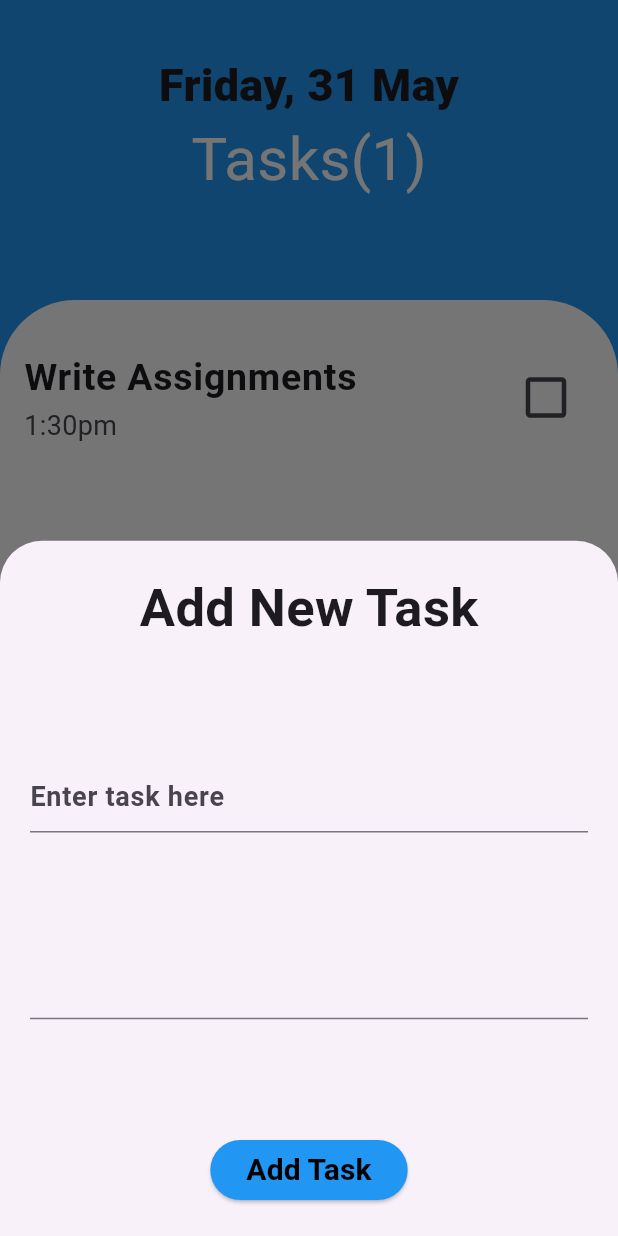
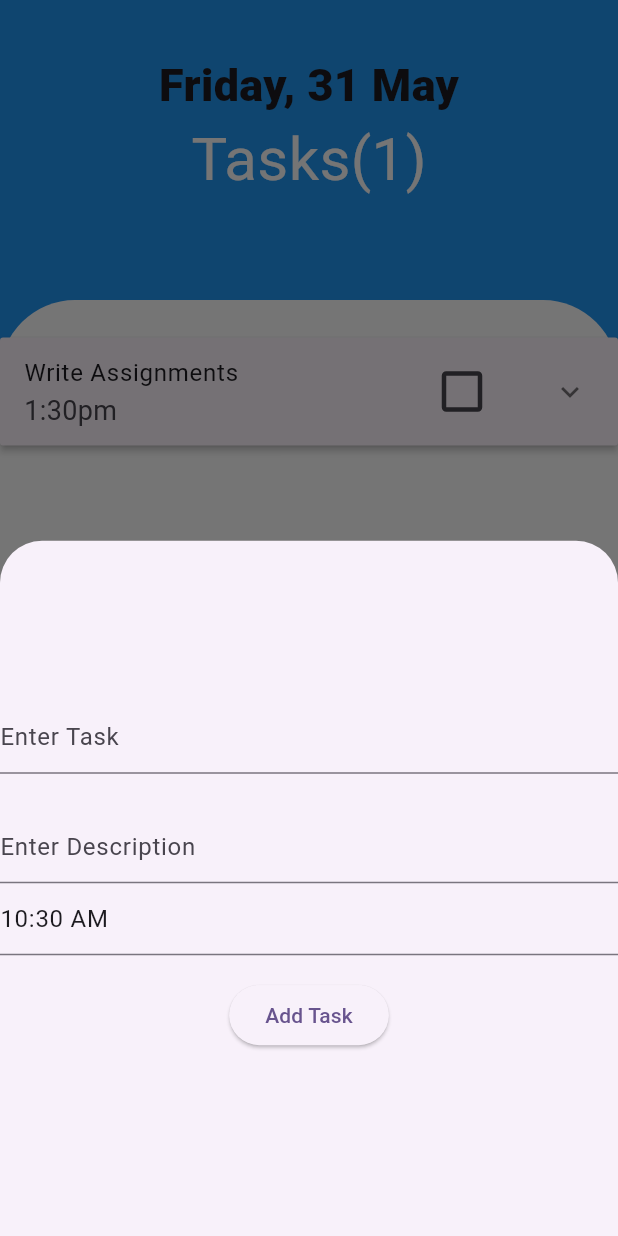
Before and after one commit to henry-dura/Todo-App-using-BLoC, a Flutter app: the screen it shows after launch, after a tap on the "add" icon, on a phone screen of 412 x 824 dp. Run offline on Flutter 3.47's test engine with Material 3 defaults, Android fonts, the phone set to English and light mode, and no system bars; our stand-ins replace bloc, equatable, flutter_bloc.

Commit message:
Add checkBox and Expansion functionality

```diff
--- a/lib/Models/task_model.dart
+++ b/lib/Models/task_model.dart
@@ -1,11 +1,36 @@
 import 'package:equatable/equatable.dart';
+import 'package:uuid/uuid.dart';
 
 class Task {
   String id;
   String name;
+  String description;
   bool isChecked;
+  bool isExpanded;
   String time;
-  Task({required this.id, required this.name, this.isChecked = false,required this.time});
+  Task({ required this.name, this.isChecked = false,this.isExpanded = false,required this.time, required this.description}):id = Uuid().v4();
+
+  void toggleCheck(){
+    isChecked = !isChecked;
+  }
+
+  Task copyWith({
+    String? id,
+    String ?description,
+    String? name,
+    bool? isChecked,
+    bool? isExpanded,
+    String ?time,
+  }) {
+    return Task(
+      name: name ?? this.name,
+      isChecked: isChecked ?? this.isChecked,
+      isExpanded: isExpanded ?? this.isExpanded,
+      description: description??this.description,
+      time: time??this.time,
+
+    );
+  }
 
   // @override
   // // TODO: implement props
--- a/lib/bloc/task_event.dart
+++ b/lib/bloc/task_event.dart
@@ -9,6 +9,24 @@ class TaskCheckedEvent extends TaskEvent{}
 
 class AddTaskButtonClicked extends TaskEvent{}
 
+class CheckButtonClicked extends TaskEvent{
+  String id;
+  CheckButtonClicked( this.id);
+
+  @override
+  // TODO: implement props
+  List<Object?> get props => [id];
+}
+
+class ExpansionClicked extends TaskEvent{
+  String id;
+  ExpansionClicked( this.id);
+
+  @override
+  // TODO: implement props
+  List<Object?> get props => [id];
+}
+
 class AddTaskEvent extends TaskEvent{
   final Task newTask;
    AddTaskEvent( this.newTask);
@@ -18,6 +36,13 @@ class AddTaskEvent extends TaskEvent{
   List<Object?> get props => [newTask];
 }
 
-class RemoveTask extends TaskEvent{}
+class RemoveTask extends TaskEvent{
+  String id;
+  RemoveTask( this.id);
+
+  @override
+  // TODO: implement props
+  List<Object?> get props => [id];
+}
 
 class EditTask extends TaskEvent{}
--- a/lib/bloc/task_state.dart
+++ b/lib/bloc/task_state.dart
@@ -21,6 +21,8 @@ final class TaskLoaded extends TaskState {
 }
 
 
+
+
 class AddTaskFloatButtonNavigate extends TaskActionState{}
 
 // class TaskAddedNotificationSnackBar extends TaskActionState{}
--- a/lib/pages/home_page.dart
+++ b/lib/pages/home_page.dart
@@ -12,10 +12,48 @@ class HomePage extends StatefulWidget {
 }
 
 class _HomePageState extends State<HomePage> {
+  final GlobalKey<FormState> _formKey = GlobalKey<FormState>();
+  final _taskController = TextEditingController();
+  final _taskDescriptionController = TextEditingController();
+  late TimeOfDay _selectedTime;
+  final _timeController = TextEditingController();
+
   @override
   void initState() {
     super.initState();
     context.read<TaskBloc>().add(LoadTaskEvent());
+    _selectedTime = TimeOfDay.now();
+  }
+
+  @override
+  void didChangeDependencies() {
+    super.didChangeDependencies();
+    // Set initial time in controller after context is available
+    _timeController.text = _selectedTime!.format(context);
+  }
+
+  @override
+  void dispose() {
+    // Dispose the time controller
+    super.dispose();
+    _timeController.dispose();
+    _taskController.dispose();
+    _taskDescriptionController.dispose();
+  }
+
+  Future<void> _selectTime(BuildContext context) async {
+    final TimeOfDay? picked = await showTimePicker(
+      context: context,
+      initialTime: _selectedTime,
+    );
+
+    if (picked != null && picked != _selectedTime) {
+      setState(() {
+        _selectedTime = picked;
+        _timeController.text =
+            _selectedTime!.format(context); // Update the text field
+      });
+    }
   }
 
   @override
@@ -30,52 +68,6 @@ class _HomePageState extends State<HomePage> {
       listenWhen: (previous, current) => current is TaskActionState,
       listener: (context, state) {
         // TODO: implement listener
-        if (state is AddTaskFloatButtonNavigate) {
-          // showModalBottomSheet(
-          //     context: context,
-          //     builder: (BuildContext context) {
-          //       return Container(
-          //         padding: EdgeInsets.all(20),
-          //         child: Column(
-          //           mainAxisAlignment: MainAxisAlignment.spaceBetween,
-          //           children: [
-          //             Text(
-          //               'Add New Task',
-          //               style: TextStyle(fontSize: 35, fontWeight: FontWeight.w600),
-          //             ),
-          //             TextField(
-          //               decoration: InputDecoration(
-          //                 hintText: 'Enter task here',
-          //               ),
-          //               style: TextStyle(fontSize: 18, fontWeight: FontWeight.bold),
-          //               onSubmitted: (val) {
-          //                 // newTask = val;
-          //               },
-          //             ),
-          //             TextField(),
-          //             ElevatedButton(
-          //               style: ElevatedButton.styleFrom(
-          //                 backgroundColor: Colors.blue,
-          //                 // Set your desired background color here
-          //               ),
-          //               onPressed: () {
-          //                 taskBloc.add(AddTaskEvent(Task(name: 'Added newly', time: '9:30pm'),));
-          //                 // print(newTask);
-          //                 Navigator.pop(context);
-          //               },
-          //               child: Text(
-          //                 'Add Task',
-          //                 style: TextStyle(
-          //                     color: Colors.black,
-          //                     fontWeight: FontWeight.bold,
-          //                     fontSize: 20),
-          //               ),
-          //             )
-          //           ],
-          //         ),
-          //       );
-          //     });
-        }
       },
       builder: (context, state) {
         if (state is TaskLoaded) {
@@ -115,24 +107,20 @@ class _HomePageState extends State<HomePage> {
                         child: ListView.builder(
                             itemCount: successState.tasks.length,
                             itemBuilder: (BuildContext context, int index) {
-                              final task = successState.tasks;
+                              final task = successState.tasks[index];
+                              return ExpansionPanelList(
+                                expansionCallback:
+                                    (int panelIndex, bool isExpanded) {
+                                  taskBloc.add(ExpansionClicked(task.id));
+                                },
+                                children: [
+                                  ExpansionPanel(
+                                    headerBuilder: (BuildContext context,
+                                        bool isExpanded) {
                                       return ListTile(
-                                title: Text(
-                                  task[index].name,
-                                  style: TextStyle(
-                                      fontSize: 25,
-                                      fontWeight: FontWeight.w700,
-                                      decoration: task[index].isChecked
-                                          ? TextDecoration.lineThrough
-                                          : null,
-                                      decorationColor: Colors.red,
-                                      decorationThickness: 3,
-                                      fontStyle: task[index].isChecked
-                                          ? FontStyle.italic
-                                          : null),
-                                ),
+                                        title: Text(task.name),
                                         subtitle: Text(
-                                  task[index].time,
+                                        task.time,
                                         style: TextStyle(
                                           fontSize: 18,
                                         ),
@@ -140,14 +128,35 @@ class _HomePageState extends State<HomePage> {
                                         trailing: Transform.scale(
                                           scale: 1.5,
                                           child: Checkbox(
-                                    value: task[index].isChecked,
+                                            value: task.isChecked,
                                             onChanged: (_) {
-                                      setState(() {
-                                        !(task[index].isChecked);
-                                      });
+                                              taskBloc.add(CheckButtonClicked(task.id));
                                             },
                                           ),
                                         ),
+                                      );
+                                    },
+                                    body: ListTile(
+                                      title: Text(
+                                        task.description,
+                                        // style: TextStyle(
+                                        //     fontSize: 25,
+                                        //     fontWeight: FontWeight.w700,
+                                        //     decoration: task.isChecked
+                                        //         ? TextDecoration.lineThrough
+                                        //         : null,
+                                        //     decorationColor: Colors.red,
+                                        //     decorationThickness: 3,
+                                        //     fontStyle: task.isChecked
+                                        //         ? FontStyle.italic
+                                        //         : null),
+                                      ),
+
+
+                                    ),
+                                    isExpanded: task.isExpanded,
+                                  )
+                                ],
                               );
                             })),
                   )),
@@ -160,56 +169,88 @@ class _HomePageState extends State<HomePage> {
                         showModalBottomSheet(
                             context: context,
                             builder: (BuildContext context) {
-                              return Container(
-                                padding: EdgeInsets.all(20),
+                              return Form(
+                                  key: _formKey,
                                   child: Column(
-                                  mainAxisAlignment:
-                                      MainAxisAlignment.spaceBetween,
+                                    crossAxisAlignment:
+                                        CrossAxisAlignment.center,
+                                    mainAxisAlignment: MainAxisAlignment.center,
                                     children: [
-                                    Text(
-                                      'Add New Task',
-                                      style: TextStyle(
-                                          fontSize: 35,
-                                          fontWeight: FontWeight.w600),
+                                      TextFormField(
+                                        controller: _taskController,
+                                        decoration: const InputDecoration(
+                                          hintText: 'Enter Task',
                                         ),
-                                    TextField(
+                                        validator: (value) =>
+                                            (value == null || value.isEmpty)
+                                                ? "Please enter a valid"
+                                                : null,
+                                        // onSaved: (value) => _taskName = value!,
+                                      ),
+                                      const SizedBox(
+                                        height: 25,
+                                      ),
+                                      TextFormField(
+                                        controller: _taskDescriptionController,
+                                        decoration: const InputDecoration(
+                                          hintText: 'Enter Description',
+                                        ),
+                                        validator: (String? value) =>
+                                            (value == null ||
+                                                    value.isEmpty ||
+                                                    value.length < 12)
+                                                ? 'Please Enter  Valid Desc'
+                                                : null,
+                                        // onSaved: (value) =>
+                                        //     _taskDescription = value!,
+                                      ),
+                                      GestureDetector(
+                                        onTap: () => _selectTime(context),
+                                        child: AbsorbPointer(
+                                          child: TextFormField(
+                                            controller: _timeController,
                                             decoration: InputDecoration(
-                                        hintText: 'Enter task here',
+                                              hintText: 'Select Time',
                                             ),
-                                      style: TextStyle(
-                                          fontSize: 18,
-                                          fontWeight: FontWeight.bold),
-                                      onSubmitted: (val) {
-                                        // newTask = val;
+                                            validator: (value) {
+                                              if (_selectedTime == null) {
+                                                return 'Please select a time';
+                                              }
+                                              return null;
                                             },
                                           ),
-                                    TextField(),
-                                    ElevatedButton(
-                                      style: ElevatedButton.styleFrom(
-                                        backgroundColor: Colors.blue,
-                                        // Set your desired background color here
                                         ),
+                                      ),
+                                      Padding(
+                                        padding: const EdgeInsets.symmetric(
+                                            vertical: 16.0),
+                                        child: ElevatedButton(
                                           onPressed: () {
+                                            // Validate will return true if the form is valid, or false if
+                                            // the form is invalid.
+                                            if (_formKey.currentState!
+                                                .validate()) {
+                                              // _formKey.currentState!.save();
                                               taskBloc.add(AddTaskEvent(
                                                 Task(
-                                            id: '2',
-                                              name: 'Added newly',
-                                              time: '9:30pm'),
+                                                    name: _taskController.text,
+                                                    time: _timeController.text,
+                                                    description: _taskDescriptionController.text),
+
+
                                               ));
-                                        // print(newTask);
+                                              _formKey.currentState!.reset();
                                               Navigator.pop(context);
+
+                                              // print(email);
+                                              // print(passWord);
+                                            }
                                           },
-                                      child: Text(
-                                        'Add Task',
-                                        style: TextStyle(
-                                            color: Colors.black,
-                                            fontWeight: FontWeight.bold,
-                                            fontSize: 20),
+                                          child: const Text('Add Task'),
                                         ),
-                                    )
+                                      ),
                                     ],
-                                ),
-                              );
+                                  ));
                             });
                       })
                 ],
--- a/pubspec.yaml
+++ b/pubspec.yaml
@@ -40,6 +40,7 @@ dependencies:
   bloc: ^8.1.4
   flutter_bloc: ^8.1.5
   equatable: ^2.0.5
+  uuid: ^4.2.2
 
 dev_dependencies:
   flutter_test:
```
Also changed, not shown: lib/bloc/task_bloc.dart (+30 -1 lines), pubspec.lock. Lines whose indentation alone changed are shown as unchanged.
